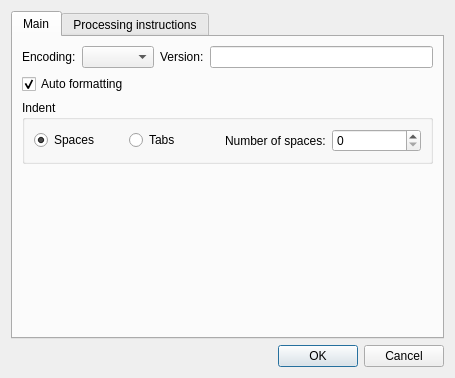
Qt form forms/documentpropertiesdialog.ui (elemc/XMLer) before a commit.
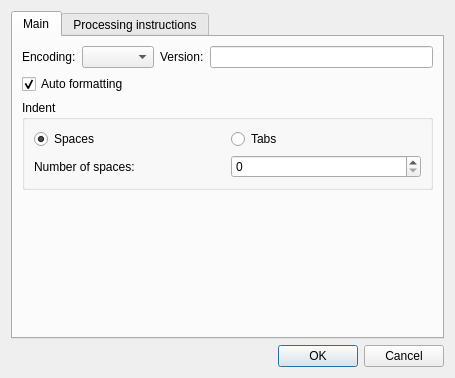
The same form after that commit.

```diff
--- a/forms/documentpropertiesdialog.ui
+++ b/forms/documentpropertiesdialog.ui
@@ -98,6 +98,10 @@
               </attribute>
              </widget>
             </item>
+           </layout>
+          </item>
+          <item>
+           <layout class="QHBoxLayout" name="horizontalLayout_4">
             <item>
              <widget class="QLabel" name="labelIndentNumber">
               <property name="text">
```
